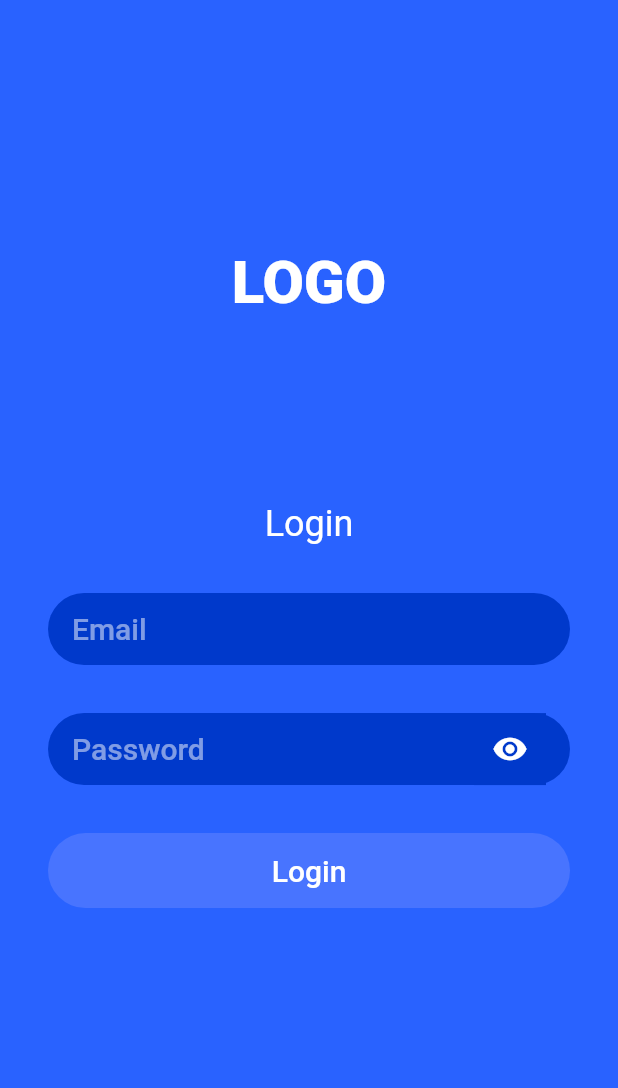
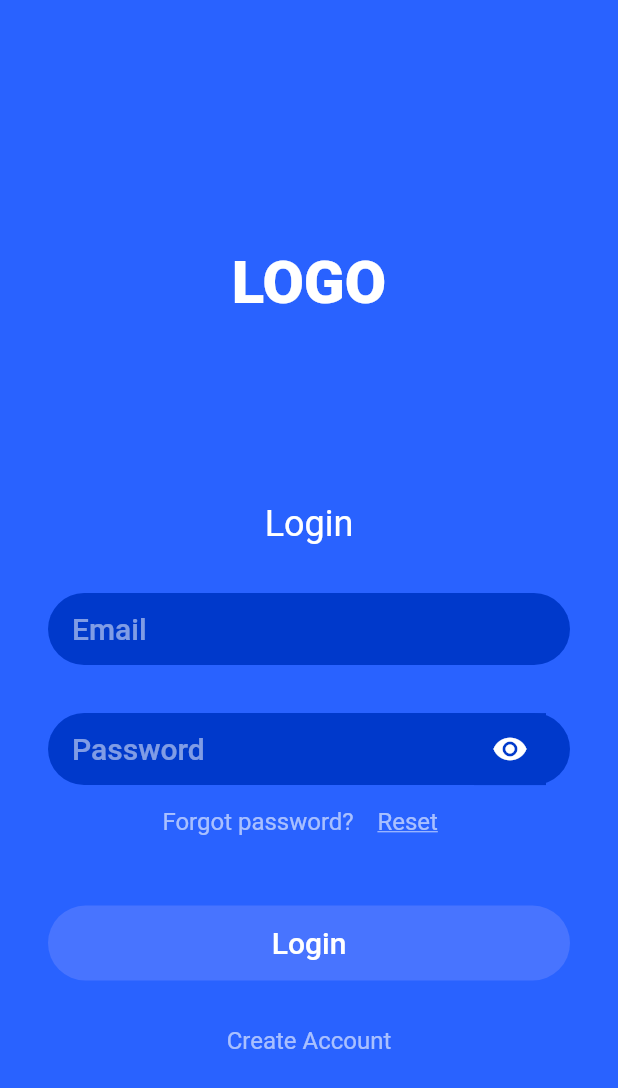
Before and after one commit to simonpojok/ideal, a Flutter app: the screen it shows after launch, on a phone screen of 412 x 824 dp. Shown: the top 1088 px of the screen. Run offline on Flutter 3.47's test engine with Material 2 defaults, Android fonts, the phone set to English and light mode, and no system bars; our stand-ins replace firebase_auth, firebase_core; accounts and stored records are empty.

Commit message:
finished login page

```diff
--- a/lib/screens/login/login_screen.dart
+++ b/lib/screens/login/login_screen.dart
@@ -133,6 +133,31 @@ class _LoginScreenState extends State<LoginScreen> {
                     );
                   },
                 ),
+                Container(
+                  margin: EdgeInsets.only(top: kDefaultPadding * .02),
+                  child: Row(
+                    mainAxisAlignment: MainAxisAlignment.center,
+                    children: [
+                      Text(
+                        'Forgot password? ',
+                        style: Theme.of(context).textTheme.caption!.copyWith(
+                            fontSize: 16,
+                            color: kPrimaryTextColor.withOpacity(0.6)),
+                      ),
+                      TextButton(
+                        onPressed: () {},
+                        child: Text(
+                          'Reset',
+                          style: Theme.of(context).textTheme.caption!.copyWith(
+                                fontSize: 16,
+                                color: kPrimaryTextColor.withOpacity(0.6),
+                            decoration: TextDecoration.underline
+                              ),
+                        ),
+                      ),
+                    ],
+                  ),
+                ),
                 StreamBuilder<bool>(
                   stream: _loginBloc.enableLoginButton,
                   builder: (context, snapshot) {
@@ -143,9 +168,11 @@ class _LoginScreenState extends State<LoginScreen> {
                       child: ClipRRect(
                         borderRadius: BorderRadius.circular(25),
                         child: MaterialButton(
-                            onPressed: snapshot.data == true ? () {
+                          onPressed: snapshot.data == true
+                              ? () {
                                   _loginBloc.loginEmailAndPassword();
-                            } : null,
+                                }
+                              : null,
                           child: Center(
                               child: Text(
                             'Login',
@@ -157,11 +184,26 @@ class _LoginScreenState extends State<LoginScreen> {
                         ),
                       ),
                       decoration: BoxDecoration(
-                          color: snapshot.data == true ? kPrimaryLightColor : kPrimaryLightColor.withOpacity(.4),
+                        color: snapshot.data == true
+                            ? kPrimaryLightColor
+                            : kPrimaryLightColor.withOpacity(.4),
                         borderRadius: BorderRadius.circular(25),
                       ),
                     );
-                    })
+                  },
+                ),
+                Container(
+                  margin: EdgeInsets.only(top: kDefaultPadding),
+                  child: TextButton(
+                    onPressed: () {},
+                    child: Text(
+                      'Create Account',
+                      style: Theme.of(context).textTheme.caption!.copyWith(
+                          fontSize: 16,
+                          color: kPrimaryTextColor.withOpacity(0.6)),
+                    ),
+                  ),
+                ),
               ],
             ),
           ),
```
Lines whose indentation alone changed are shown as unchanged.
